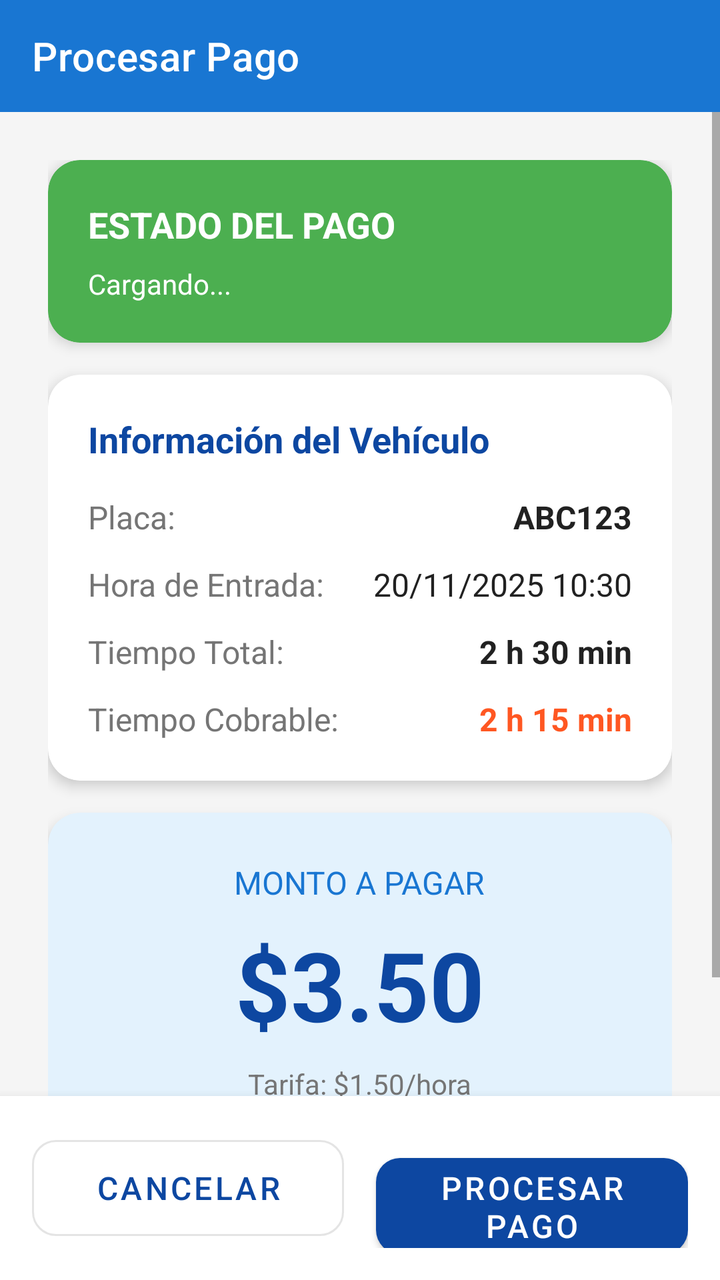
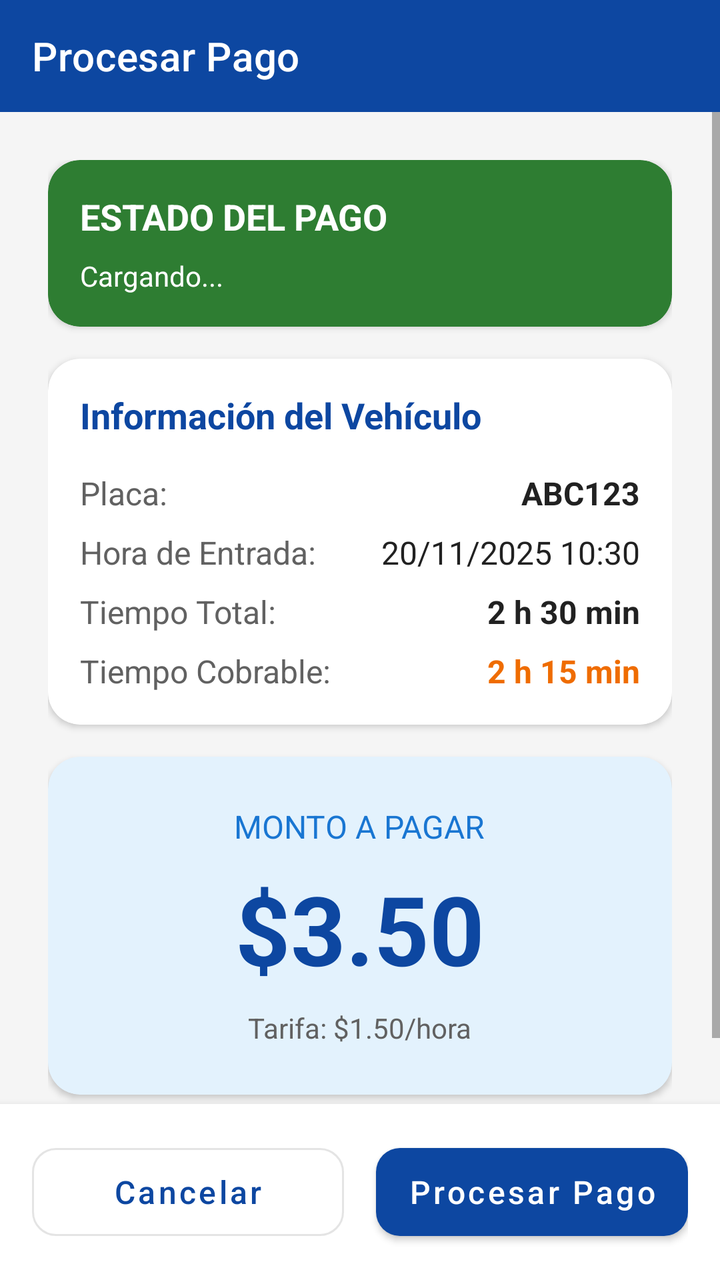

Compare the two renders of this Android layout. The source of the first and the diff that turns it into the second are given below.
<!-- AndroidManifest.xml: application theme Theme.ParqueoIoT -->
<!-- res/layout/activity_pago_vehiculo.xml -->
<?xml version="1.0" encoding="utf-8"?>
<LinearLayout xmlns:android="http://schemas.android.com/apk/res/android"
    xmlns:app="http://schemas.android.com/apk/res-auto"
    android:layout_width="match_parent"
    android:layout_height="match_parent"
    android:background="#F5F5F5"
    android:orientation="vertical">

    <com.google.android.material.appbar.AppBarLayout
        android:layout_width="match_parent"
        android:layout_height="wrap_content">

        <androidx.appcompat.widget.Toolbar
            android:id="@+id/toolbar"
            android:layout_width="match_parent"
            android:layout_height="?attr/actionBarSize"
            android:background="#1976D2"
            app:title="Procesar Pago"
            app:titleTextColor="@android:color/white" />
    </com.google.android.material.appbar.AppBarLayout>

    <ScrollView
        android:layout_width="match_parent"
        android:layout_height="0dp"
        android:layout_weight="1"
        android:fillViewport="true">

        <LinearLayout
            android:layout_width="match_parent"
            android:layout_height="wrap_content"
            android:orientation="vertical"
            android:padding="24dp">

            
            <com.google.android.material.card.MaterialCardView
                android:id="@+id/cardEstado"
                android:layout_width="match_parent"
                android:layout_height="wrap_content"
                android:layout_marginBottom="16dp"
                app:cardBackgroundColor="#4CAF50"
                app:cardCornerRadius="16dp"
                app:cardElevation="4dp">

                <LinearLayout
                    android:layout_width="match_parent"
                    android:layout_height="wrap_content"
                    android:orientation="vertical"
                    android:padding="20dp">

                    <TextView
                        android:id="@+id/tvEstadoTitulo"
                        android:layout_width="wrap_content"
                        android:layout_height="wrap_content"
                        android:layout_marginBottom="8dp"
                        android:text="ESTADO DEL PAGO"
                        android:textColor="@android:color/white"
                        android:textSize="18sp"
                        android:textStyle="bold" />

                    <TextView
                        android:id="@+id/tvEstadoMensaje"
                        android:layout_width="wrap_content"
                        android:layout_height="wrap_content"
                        android:text="Cargando..."
                        android:textColor="@android:color/white"
                        android:textSize="14sp" />
                </LinearLayout>
            </com.google.android.material.card.MaterialCardView>

            
            <com.google.android.material.card.MaterialCardView
                android:layout_width="match_parent"
                android:layout_height="wrap_content"
                android:layout_marginBottom="16dp"
                app:cardCornerRadius="16dp"
                app:cardElevation="4dp">

                <LinearLayout
                    android:layout_width="match_parent"
                    android:layout_height="wrap_content"
                    android:orientation="vertical"
                    android:padding="20dp">

                    <TextView
                        android:layout_width="wrap_content"
                        android:layout_height="wrap_content"
                        android:layout_marginBottom="16dp"
                        android:text="Información del Vehículo"
                        android:textColor="#0D47A1"
                        android:textSize="18sp"
                        android:textStyle="bold" />

                    
                    <LinearLayout
                        android:layout_width="match_parent"
                        android:layout_height="wrap_content"
                        android:layout_marginBottom="12dp"
                        android:orientation="horizontal">

                        <TextView
                            android:layout_width="0dp"
                            android:layout_height="wrap_content"
                            android:layout_weight="1"
                            android:text="Placa:"
                            android:textColor="#757575"
                            android:textSize="16sp" />

                        <TextView
                            android:id="@+id/tvPlaca"
                            android:layout_width="wrap_content"
                            android:layout_height="wrap_content"
                            android:text="ABC123"
                            android:textColor="#212121"
                            android:textSize="16sp"
                            android:textStyle="bold" />
                    </LinearLayout>

                    
                    <LinearLayout
                        android:layout_width="match_parent"
                        android:layout_height="wrap_content"
                        android:layout_marginBottom="12dp"
                        android:orientation="horizontal">

                        <TextView
                            android:layout_width="0dp"
                            android:layout_height="wrap_content"
                            android:layout_weight="1"
                            android:text="Hora de Entrada:"
                            android:textColor="#757575"
                            android:textSize="16sp" />

                        <TextView
                            android:id="@+id/tvFechaEntrada"
                            android:layout_width="wrap_content"
                            android:layout_height="wrap_content"
                            android:text="20/11/2025 10:30"
                            android:textColor="#212121"
                            android:textSize="16sp" />
                    </LinearLayout>

                    
                    <LinearLayout
                        android:layout_width="match_parent"
                        android:layout_height="wrap_content"
                        android:layout_marginBottom="12dp"
                        android:orientation="horizontal">

                        <TextView
                            android:layout_width="0dp"
                            android:layout_height="wrap_content"
                            android:layout_weight="1"
                            android:text="Tiempo Total:"
                            android:textColor="#757575"
                            android:textSize="16sp" />

                        <TextView
                            android:id="@+id/tvTiempoTotal"
                            android:layout_width="wrap_content"
                            android:layout_height="wrap_content"
                            android:text="2 h 30 min"
                            android:textColor="#212121"
                            android:textSize="16sp"
                            android:textStyle="bold" />
                    </LinearLayout>

                    
                    <LinearLayout
                        android:layout_width="match_parent"
                        android:layout_height="wrap_content"
                        android:orientation="horizontal">

                        <TextView
                            android:layout_width="0dp"
                            android:layout_height="wrap_content"
                            android:layout_weight="1"
                            android:text="Tiempo Cobrable:"
                            android:textColor="#757575"
                            android:textSize="16sp" />

                        <TextView
                            android:id="@+id/tvTiempoCobrable"
                            android:layout_width="wrap_content"
                            android:layout_height="wrap_content"
                            android:text="2 h 15 min"
                            android:textColor="#FF5722"
                            android:textSize="16sp"
                            android:textStyle="bold" />
                    </LinearLayout>
                </LinearLayout>
            </com.google.android.material.card.MaterialCardView>

            
            <com.google.android.material.card.MaterialCardView
                android:layout_width="match_parent"
                android:layout_height="wrap_content"
                android:layout_marginBottom="16dp"
                app:cardBackgroundColor="#E3F2FD"
                app:cardCornerRadius="16dp"
                app:cardElevation="4dp">

                <LinearLayout
                    android:layout_width="match_parent"
                    android:layout_height="wrap_content"
                    android:gravity="center"
                    android:orientation="vertical"
                    android:padding="24dp">

                    <TextView
                        android:layout_width="wrap_content"
                        android:layout_height="wrap_content"
                        android:layout_marginBottom="8dp"
                        android:text="MONTO A PAGAR"
                        android:textColor="#1976D2"
                        android:textSize="16sp" />

                    <TextView
                        android:id="@+id/tvMonto"
                        android:layout_width="wrap_content"
                        android:layout_height="wrap_content"
                        android:layout_marginBottom="8dp"
                        android:text="$3.50"
                        android:textColor="#0D47A1"
                        android:textSize="48sp"
                        android:textStyle="bold" />

                    <TextView
                        android:id="@+id/tvTarifa"
                        android:layout_width="wrap_content"
                        android:layout_height="wrap_content"
                        android:text="Tarifa: $1.50/hora"
                        android:textColor="#757575"
                        android:textSize="14sp" />
                </LinearLayout>
            </com.google.android.material.card.MaterialCardView>

            
            <ProgressBar
                android:id="@+id/progressBar"
                android:layout_width="wrap_content"
                android:layout_height="wrap_content"
                android:layout_gravity="center"
                android:layout_marginTop="16dp"
                android:visibility="gone" />
        </LinearLayout>
    </ScrollView>

    
    <LinearLayout
        android:layout_width="match_parent"
        android:layout_height="wrap_content"
        android:background="@android:color/white"
        android:elevation="8dp"
        android:orientation="horizontal"
        android:padding="16dp">

        <com.google.android.material.button.MaterialButton
            android:id="@+id/btnCancelar"
            style="@style/Widget.MaterialComponents.Button.OutlinedButton"
            android:layout_width="0dp"
            android:layout_height="60dp"
            android:layout_marginEnd="8dp"
            android:layout_weight="1"
            android:text="Cancelar"
            android:textSize="16sp"
            app:cornerRadius="12dp" />

        <com.google.android.material.button.MaterialButton
            android:id="@+id/btnProcesarPago"
            android:layout_width="0dp"
            android:layout_height="60dp"
            android:layout_marginStart="8dp"
            android:layout_weight="1"
            android:text="Procesar Pago"
            android:textSize="16sp"
            app:cornerRadius="12dp" />
    </LinearLayout>
</LinearLayout>
<!-- resources referenced by this layout -->
<resources>
  <style name="Theme.ParqueoIoT" parent="Theme.MaterialComponents.Light.NoActionBar">
          <item name="colorPrimary">@color/brand_primary</item>
          <item name="colorPrimaryVariant">@color/brand_primary_dark</item>
          <item name="colorOnPrimary">@color/on_primary</item>
  
          <item name="colorSecondary">@color/brand_primary_light</item>
          <item name="colorSecondaryVariant">@color/brand_primary</item>
          <item name="colorOnSecondary">@color/on_primary</item>
  
          <item name="android:colorBackground">@color/surface_background</item>
          <item name="colorSurface">@color/surface_card</item>
          <item name="colorOnSurface">@color/text_primary</item>
          <item name="colorError">@color/status_danger</item>
  
          <item name="android:statusBarColor">@color/brand_primary_dark</item>
      </style>
  <color name="brand_primary">#0D47A1</color>
  <color name="brand_primary_dark">#09315F</color>
  <color name="on_primary">#FFFFFF</color>
  <color name="brand_primary_light">#1976D2</color>
  <color name="surface_background">#F5F5F5</color>
  <color name="surface_card">#FFFFFF</color>
  <color name="text_primary">#212121</color>
  <color name="status_danger">#C62828</color>
</resources>

<!-- the commit's change to res/layout/activity_pago_vehiculo.xml (unified diff, before → after) -->
@@ -3,7 +3,7 @@
     xmlns:app="http://schemas.android.com/apk/res-auto"
     android:layout_width="match_parent"
     android:layout_height="match_parent"
-    android:background="#F5F5F5"
+    android:background="@color/surface_background"
     android:orientation="vertical">
 
     <com.google.android.material.appbar.AppBarLayout
@@ -14,9 +14,9 @@
             android:id="@+id/toolbar"
             android:layout_width="match_parent"
             android:layout_height="?attr/actionBarSize"
-            android:background="#1976D2"
+            android:background="@color/brand_primary"
             app:title="Procesar Pago"
-            app:titleTextColor="@android:color/white" />
+            app:titleTextColor="@color/text_on_primary" />
     </com.google.android.material.appbar.AppBarLayout>
 
     <ScrollView
@@ -29,31 +29,31 @@
             android:layout_width="match_parent"
             android:layout_height="wrap_content"
             android:orientation="vertical"
-            android:padding="24dp">
+            android:padding="@dimen/space_lg">
 
             
             <com.google.android.material.card.MaterialCardView
                 android:id="@+id/cardEstado"
                 android:layout_width="match_parent"
                 android:layout_height="wrap_content"
-                android:layout_marginBottom="16dp"
-                app:cardBackgroundColor="#4CAF50"
-                app:cardCornerRadius="16dp"
-                app:cardElevation="4dp">
+                android:layout_marginBottom="@dimen/space_md"
+                app:cardBackgroundColor="@color/status_success"
+                app:cardCornerRadius="@dimen/radius_lg"
+                app:cardElevation="@dimen/elevation_card">
 
                 <LinearLayout
                     android:layout_width="match_parent"
                     android:layout_height="wrap_content"
                     android:orientation="vertical"
-                    android:padding="20dp">
+                    android:padding="@dimen/space_md">
 
                     <TextView
                         android:id="@+id/tvEstadoTitulo"
                         android:layout_width="wrap_content"
                         android:layout_height="wrap_content"
-                        android:layout_marginBottom="8dp"
+                        android:layout_marginBottom="@dimen/space_sm"
                         android:text="ESTADO DEL PAGO"
-                        android:textColor="@android:color/white"
+                        android:textColor="@color/text_on_primary"
                         android:textSize="18sp"
                         android:textStyle="bold" />
 
@@ -62,7 +62,7 @@
                         android:layout_width="wrap_content"
                         android:layout_height="wrap_content"
                         android:text="Cargando..."
-                        android:textColor="@android:color/white"
+                        android:textColor="@color/text_on_primary"
                         android:textSize="14sp" />
                 </LinearLayout>
             </com.google.android.material.card.MaterialCardView>
@@ -71,30 +71,29 @@
             <com.google.android.material.card.MaterialCardView
                 android:layout_width="match_parent"
                 android:layout_height="wrap_content"
-                android:layout_marginBottom="16dp"
-                app:cardCornerRadius="16dp"
-                app:cardElevation="4dp">
+                android:layout_marginBottom="@dimen/space_md"
+                app:cardCornerRadius="@dimen/radius_lg"
+                app:cardElevation="@dimen/elevation_card">
 
                 <LinearLayout
                     android:layout_width="match_parent"
                     android:layout_height="wrap_content"
                     android:orientation="vertical"
-                    android:padding="20dp">
-
-                    <TextView
-                        android:layout_width="wrap_content"
-                        android:layout_height="wrap_content"
-                        android:layout_marginBottom="16dp"
+                    android:padding="@dimen/space_md">
+
+                    <TextView
+                        android:layout_width="wrap_content"
+                        android:layout_height="wrap_content"
+                        android:layout_marginBottom="@dimen/space_md"
                         android:text="Información del Vehículo"
-                        android:textColor="#0D47A1"
+                        android:textColor="@color/brand_primary"
                         android:textSize="18sp"
                         android:textStyle="bold" />
 
-                    
-                    <LinearLayout
-                        android:layout_width="match_parent"
-                        android:layout_height="wrap_content"
-                        android:layout_marginBottom="12dp"
+                    <LinearLayout
+                        android:layout_width="match_parent"
+                        android:layout_height="wrap_content"
+                        android:layout_marginBottom="@dimen/space_sm"
                         android:orientation="horizontal">
 
                         <TextView
@@ -102,7 +101,7 @@
                             android:layout_height="wrap_content"
                             android:layout_weight="1"
                             android:text="Placa:"
-                            android:textColor="#757575"
+                            android:textColor="@color/text_secondary"
                             android:textSize="16sp" />
 
                         <TextView
@@ -110,16 +109,15 @@
                             android:layout_width="wrap_content"
                             android:layout_height="wrap_content"
                             android:text="ABC123"
-                            android:textColor="#212121"
+                            android:textColor="@color/text_primary"
                             android:textSize="16sp"
                             android:textStyle="bold" />
                     </LinearLayout>
 
-                    
-                    <LinearLayout
-                        android:layout_width="match_parent"
-                        android:layout_height="wrap_content"
-                        android:layout_marginBottom="12dp"
+                    <LinearLayout
+                        android:layout_width="match_parent"
+                        android:layout_height="wrap_content"
+                        android:layout_marginBottom="@dimen/space_sm"
                         android:orientation="horizontal">
 
                         <TextView
@@ -127,7 +125,7 @@
                             android:layout_height="wrap_content"
                             android:layout_weight="1"
                             android:text="Hora de Entrada:"
-                            android:textColor="#757575"
+                            android:textColor="@color/text_secondary"
                             android:textSize="16sp" />
 
                         <TextView
@@ -135,15 +133,14 @@
                             android:layout_width="wrap_content"
                             android:layout_height="wrap_content"
                             android:text="20/11/2025 10:30"
-                            android:textColor="#212121"
-                            android:textSize="16sp" />
-                    </LinearLayout>
-
-                    
-                    <LinearLayout
-                        android:layout_width="match_parent"
-                        android:layout_height="wrap_content"
-                        android:layout_marginBottom="12dp"
+                            android:textColor="@color/text_primary"
+                            android:textSize="16sp" />
+                    </LinearLayout>
+
+                    <LinearLayout
+                        android:layout_width="match_parent"
+                        android:layout_height="wrap_content"
+                        android:layout_marginBottom="@dimen/space_sm"
                         android:orientation="horizontal">
 
                         <TextView
@@ -151,7 +148,7 @@
                             android:layout_height="wrap_content"
                             android:layout_weight="1"
                             android:text="Tiempo Total:"
-                            android:textColor="#757575"
+                            android:textColor="@color/text_secondary"
                             android:textSize="16sp" />
 
                         <TextView
@@ -159,12 +156,11 @@
                             android:layout_width="wrap_content"
                             android:layout_height="wrap_content"
                             android:text="2 h 30 min"
-                            android:textColor="#212121"
+                            android:textColor="@color/text_primary"
                             android:textSize="16sp"
                             android:textStyle="bold" />
                     </LinearLayout>
 
-                    
                     <LinearLayout
                         android:layout_width="match_parent"
                         android:layout_height="wrap_content"
@@ -175,7 +171,7 @@
                             android:layout_height="wrap_content"
                             android:layout_weight="1"
                             android:text="Tiempo Cobrable:"
-                            android:textColor="#757575"
+                            android:textColor="@color/text_secondary"
                             android:textSize="16sp" />
 
                         <TextView
@@ -183,7 +179,7 @@
                             android:layout_width="wrap_content"
                             android:layout_height="wrap_content"
                             android:text="2 h 15 min"
-                            android:textColor="#FF5722"
+                            android:textColor="@color/status_warning"
                             android:textSize="16sp"
                             android:textStyle="bold" />
                     </LinearLayout>
@@ -194,33 +190,33 @@
             <com.google.android.material.card.MaterialCardView
                 android:layout_width="match_parent"
                 android:layout_height="wrap_content"
-                android:layout_marginBottom="16dp"
-                app:cardBackgroundColor="#E3F2FD"
-                app:cardCornerRadius="16dp"
-                app:cardElevation="4dp">
+                android:layout_marginBottom="@dimen/space_md"
+                app:cardBackgroundColor="@color/surface_muted"
+                app:cardCornerRadius="@dimen/radius_lg"
+                app:cardElevation="@dimen/elevation_card">
 
                 <LinearLayout
                     android:layout_width="match_parent"
                     android:layout_height="wrap_content"
                     android:gravity="center"
                     android:orientation="vertical"
-                    android:padding="24dp">
-
-                    <TextView
-                        android:layout_width="wrap_content"
-                        android:layout_height="wrap_content"
-                        android:layout_marginBottom="8dp"
+                    android:padding="@dimen/space_lg">
+
+                    <TextView
+                        android:layout_width="wrap_content"
+                        android:layout_height="wrap_content"
+                        android:layout_marginBottom="@dimen/space_sm"
                         android:text="MONTO A PAGAR"
-                        android:textColor="#1976D2"
+                        android:textColor="@color/brand_primary_light"
                         android:textSize="16sp" />
 
                     <TextView
                         android:id="@+id/tvMonto"
                         android:layout_width="wrap_content"
                         android:layout_height="wrap_content"
-                        android:layout_marginBottom="8dp"
+                        android:layout_marginBottom="@dimen/space_sm"
                         android:text="$3.50"
-                        android:textColor="#0D47A1"
+                        android:textColor="@color/brand_primary"
                         android:textSize="48sp"
                         android:textStyle="bold" />
 
@@ -229,18 +225,18 @@
                         android:layout_width="wrap_content"
                         android:layout_height="wrap_content"
                         android:text="Tarifa: $1.50/hora"
-                        android:textColor="#757575"
+                        android:textColor="@color/text_secondary"
                         android:textSize="14sp" />
                 </LinearLayout>
             </com.google.android.material.card.MaterialCardView>
 
-            
             <ProgressBar
                 android:id="@+id/progressBar"
                 android:layout_width="wrap_content"
                 android:layout_height="wrap_content"
                 android:layout_gravity="center"
-                android:layout_marginTop="16dp"
+                android:layout_marginTop="@dimen/space_md"
+                android:indeterminateTint="@color/brand_primary"
                 android:visibility="gone" />
         </LinearLayout>
     </ScrollView>
@@ -249,30 +245,32 @@
     <LinearLayout
         android:layout_width="match_parent"
         android:layout_height="wrap_content"
-        android:background="@android:color/white"
-        android:elevation="8dp"
+        android:background="@color/surface_card"
+        android:elevation="@dimen/elevation_card_raised"
         android:orientation="horizontal"
-        android:padding="16dp">
+        android:padding="@dimen/space_md">
 
         <com.google.android.material.button.MaterialButton
             android:id="@+id/btnCancelar"
             style="@style/Widget.MaterialComponents.Button.OutlinedButton"
             android:layout_width="0dp"
-            android:layout_height="60dp"
-            android:layout_marginEnd="8dp"
+            android:layout_height="56dp"
+            android:layout_marginEnd="@dimen/space_sm"
             android:layout_weight="1"
             android:text="Cancelar"
-            android:textSize="16sp"
-            app:cornerRadius="12dp" />
+            android:textAllCaps="false"
+            android:textSize="@dimen/text_body"
+            app:cornerRadius="@dimen/radius_md" />
 
         <com.google.android.material.button.MaterialButton
             android:id="@+id/btnProcesarPago"
             android:layout_width="0dp"
-            android:layout_height="60dp"
-            android:layout_marginStart="8dp"
+            android:layout_height="56dp"
+            android:layout_marginStart="@dimen/space_sm"
             android:layout_weight="1"
             android:text="Procesar Pago"
-            android:textSize="16sp"
-            app:cornerRadius="12dp" />
+            android:textAllCaps="false"
+            android:textSize="@dimen/text_body"
+            app:cornerRadius="@dimen/radius_md" />
     </LinearLayout>
 </LinearLayout>
<!-- resource entries referenced after the edit -->
@@ -1,5 +1,23 @@
 <!-- resources referenced by this layout -->
 <resources>
+  <color name="brand_primary">#0D47A1</color>
+  <color name="brand_primary_light">#1976D2</color>
+  <color name="status_success">#2E7D32</color>
+  <color name="status_warning">#EF6C00</color>
+  <color name="surface_background">#F5F5F5</color>
+  <color name="surface_card">#FFFFFF</color>
+  <color name="surface_muted">#E3F2FD</color>
+  <color name="text_on_primary">#FFFFFF</color>
+  <color name="text_primary">#212121</color>
+  <color name="text_secondary">#616161</color>
+  <dimen name="elevation_card">2dp</dimen>
+  <dimen name="elevation_card_raised">6dp</dimen>
+  <dimen name="radius_lg">16dp</dimen>
+  <dimen name="radius_md">12dp</dimen>
+  <dimen name="space_lg">24dp</dimen>
+  <dimen name="space_md">16dp</dimen>
+  <dimen name="space_sm">8dp</dimen>
+  <dimen name="text_body">16sp</dimen>
   <style name="Theme.ParqueoIoT" parent="Theme.MaterialComponents.Light.NoActionBar">
           <item name="colorPrimary">@color/brand_primary</item>
           <item name="colorPrimaryVariant">@color/brand_primary_dark</item>
@@ -16,13 +34,8 @@
   
           <item name="android:statusBarColor">@color/brand_primary_dark</item>
       </style>
-  <color name="brand_primary">#0D47A1</color>
   <color name="brand_primary_dark">#09315F</color>
   <color name="on_primary">#FFFFFF</color>
-  <color name="brand_primary_light">#1976D2</color>
-  <color name="surface_background">#F5F5F5</color>
-  <color name="surface_card">#FFFFFF</color>
-  <color name="text_primary">#212121</color>
   <color name="status_danger">#C62828</color>
 </resources>
 
